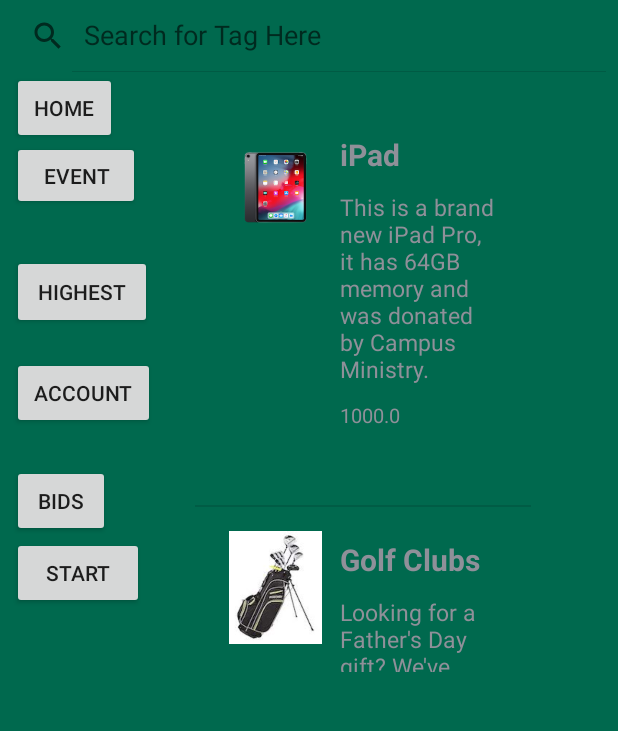
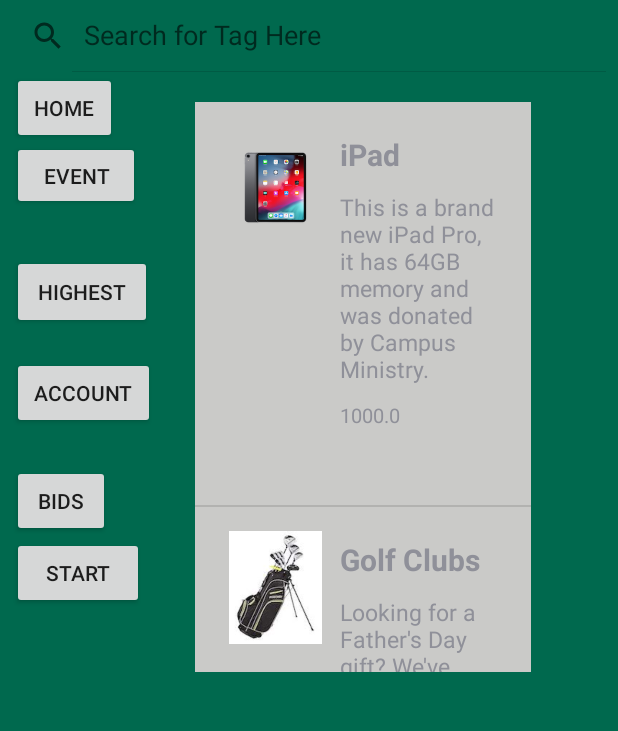
Before and after one commit to noface-0/LoyolaUni-AuctioningApp-Website, an Android app: the screen it shows after launch (MainActivity), on a phone screen of 412 x 824 dp, the part 147-878 px from its top. Run offline under Robolectric (Android 15) with nearby library versions, the phone set to English and light mode, and no system bars.

Commit message:
adding design elements to activity main

```diff
--- a/AndroidApp/app/src/main/res/layout/activity_main.xml
+++ b/AndroidApp/app/src/main/res/layout/activity_main.xml
@@ -47,6 +47,7 @@
                  android:id="@+id/list_of_items"
                  android:layout_width="match_parent"
                  android:textColor="@color/greyhoundGrey"
+                 android:background="@color/greyhoundGrey"
                  android:layout_height="380dp"></ListView>
          </LinearLayout>
      </LinearLayout>
```
